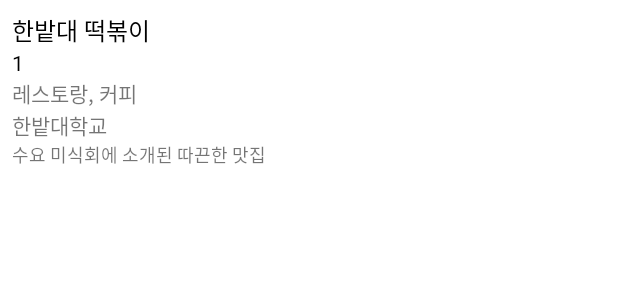
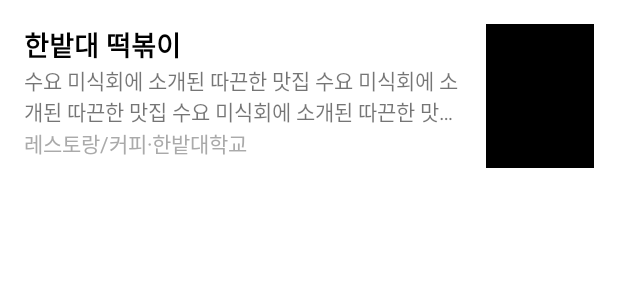
Before and after one commit to develop-playground/jeju-road-android, an Android app: the layout item_restaurant_list.xml on its own in the app's theme, with its tools: preview values and no code run, on a phone screen of 412 x 824 dp. Shown: the top 300 px of the screen. Run offline under Robolectric (Android 15) with nearby library versions, the phone set to English and light mode, and no system bars.

Commit message:
mock 데이터 추가 & 맛집 리스트 디자인

```diff
--- a/app/src/main/res/layout/activity_main.xml
+++ b/app/src/main/res/layout/activity_main.xml
@@ -28,7 +28,8 @@
         <androidx.fragment.app.FragmentContainerView
             android:id="@+id/fragmentContainerView_main"
             android:layout_width="match_parent"
-            android:layout_height="match_parent" />
+            android:layout_height="match_parent"
+            app:layout_behavior="com.google.android.material.appbar.AppBarLayout$ScrollingViewBehavior"/>
 
         <ProgressBar
             android:id="@+id/progressBar_main"
--- a/app/src/main/res/layout/item_restaurant_list.xml
+++ b/app/src/main/res/layout/item_restaurant_list.xml
@@ -13,67 +13,63 @@
     <androidx.constraintlayout.widget.ConstraintLayout
         android:layout_width="match_parent"
         android:layout_height="wrap_content"
-        android:padding="8dp">
+        android:background="?attr/selectableItemBackground"
+        android:clickable="true"
+        android:focusable="true"
+        android:padding="16dp">
 
-        <TextView
-            android:id="@+id/textView_item_restaurant_list_name"
-            android:layout_width="wrap_content"
+        <LinearLayout
+            android:id="@+id/linearLayout_item_restaurant_list_area"
+            android:layout_width="0dp"
             android:layout_height="wrap_content"
-            android:text="@{information.name}"
-            android:textColor="@color/black"
-            android:textSize="16sp"
-            tools:text="한밭대 떡볶이"
+            android:orientation="vertical"
+            app:layout_constraintVertical_bias="0"
             app:layout_constraintStart_toStartOf="parent"
-            app:layout_constraintTop_toTopOf="parent"/>
+            app:layout_constraintEnd_toStartOf="@id/imageView_item_restaurant_list_image"
+            app:layout_constraintTop_toTopOf="parent"
+            app:layout_constraintBottom_toBottomOf="parent">
 
-        <TextView
-            android:id="@+id/textView_item_restaurant_list_id"
-            android:layout_width="wrap_content"
-            android:layout_height="wrap_content"
-            android:text="@{String.valueOf(information.id)}"
-            android:textColor="@color/black"
-            android:textSize="14sp"
-            tools:text="1"
-            app:layout_constraintStart_toStartOf="parent"
-            app:layout_constraintTop_toBottomOf="@id/textView_item_restaurant_list_name" />
+            <TextView
+                android:id="@+id/textView_item_restaurant_list_name"
+                android:layout_width="wrap_content"
+                android:layout_height="wrap_content"
+                android:text="@{information.name}"
+                android:textColor="@android:color/black"
+                android:textSize="18sp"
+                android:textStyle="bold"
+                tools:text="한밭대 떡볶이"/>
 
+            <TextView
+                android:id="@+id/textView_item_restaurant_list_introduction"
+                android:layout_width="wrap_content"
+                android:layout_height="wrap_content"
+                android:text="@{information.introduction}"
+                android:textSize="14sp"
+                android:maxLines="2"
+                android:ellipsize="end"
+                tools:text="수요 미식회에 소개된 따끈한 맛집 수요 미식회에 소개된 따끈한 맛집 수요 미식회에 소개된 따끈한 맛집 수요 미식회에 소개된 따끈한 맛집" />
 
-        <TextView
-            android:id="@+id/textView_item_restaurant_list_category"
-            android:layout_width="wrap_content"
-            android:layout_height="wrap_content"
-            android:text="@{information.category.toString()}"
-            android:textSize="14sp"
-            tools:text="레스토랑, 커피"
-            app:layout_constraintStart_toStartOf="parent"
-            app:layout_constraintTop_toBottomOf="@id/textView_item_restaurant_list_id" />
+            <TextView
+                android:id="@+id/textView_item_restaurant_list_category"
+                android:layout_width="wrap_content"
+                android:layout_height="wrap_content"
+                android:text="@{information.formatCategoryAndAddress()}"
+                android:textSize="14sp"
+                android:textColor="@android:color/darker_gray"
+                tools:text="레스토랑/커피·한밭대학교"/>
 
-        <TextView
-            android:id="@+id/textView_item_restaurant_list_address"
-            android:layout_width="wrap_content"
-            android:layout_height="wrap_content"
-            android:text="@{information.address}"
-            android:textSize="14sp"
-            tools:text="한밭대학교"
-            app:layout_constraintStart_toStartOf="parent"
-            app:layout_constraintTop_toBottomOf="@id/textView_item_restaurant_list_category"/>
-
-        <TextView
-            android:id="@+id/textView_item_restaurant_list_introduction"
-            android:layout_width="wrap_content"
-            android:layout_height="wrap_content"
-            android:text="@{information.introduction}"
-            android:textSize="12sp"
-            tools:text="수요 미식회에 소개된 따끈한 맛집"
-            app:layout_constraintStart_toStartOf="parent"
-            app:layout_constraintTop_toBottomOf="@id/textView_item_restaurant_list_address"/>
+        </LinearLayout>
 
         <ImageView
-            android:id="@+id/textView_item_restaurant_list_image"
-            android:layout_width="72dp"
-            android:layout_height="72dp"
+            android:id="@+id/imageView_item_restaurant_list_image"
+            android:layout_width="0dp"
+            android:layout_height="96dp"
+            android:layout_marginStart="16dp"
+            android:background="@android:color/black"
             bind:imageUrl="@{information.image}"
+            app:layout_constraintDimensionRatio="h,4:3"
             app:layout_constraintEnd_toEndOf="parent"
+            app:layout_constraintStart_toEndOf="@id/linearLayout_item_restaurant_list_area"
             app:layout_constraintTop_toTopOf="parent"
             app:layout_constraintBottom_toBottomOf="parent"/>
 
--- a/app/src/main/res/values/themes.xml
+++ b/app/src/main/res/values/themes.xml
@@ -11,6 +11,7 @@
         <item name="colorOnSecondary">@color/black</item>
         <!-- Status bar color. -->
         <item name="android:statusBarColor" >@color/white</item>
+        <item name="android:windowLightStatusBar" tools:targetApi="m">true</item>
         <!-- Customize your theme here. -->
     </style>
 </resources>
```
Also changed, not shown: app/src/main/assets/restaurant.json (+113 -1 lines), app/src/main/java/github/hongbeomi/jeju_road/domain/model/Information.kt (+11 -1 lines), app/src/main/java/github/hongbeomi/jeju_road/ui/list/RestaurantListAdapter.kt (+7 -2 lines).
